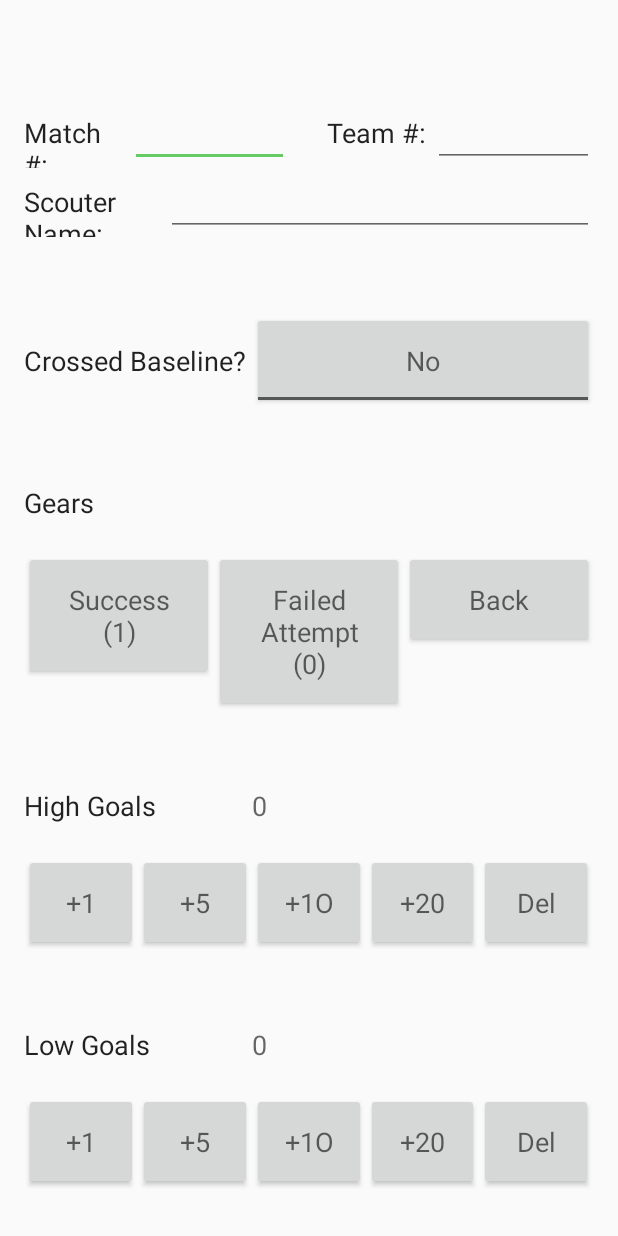
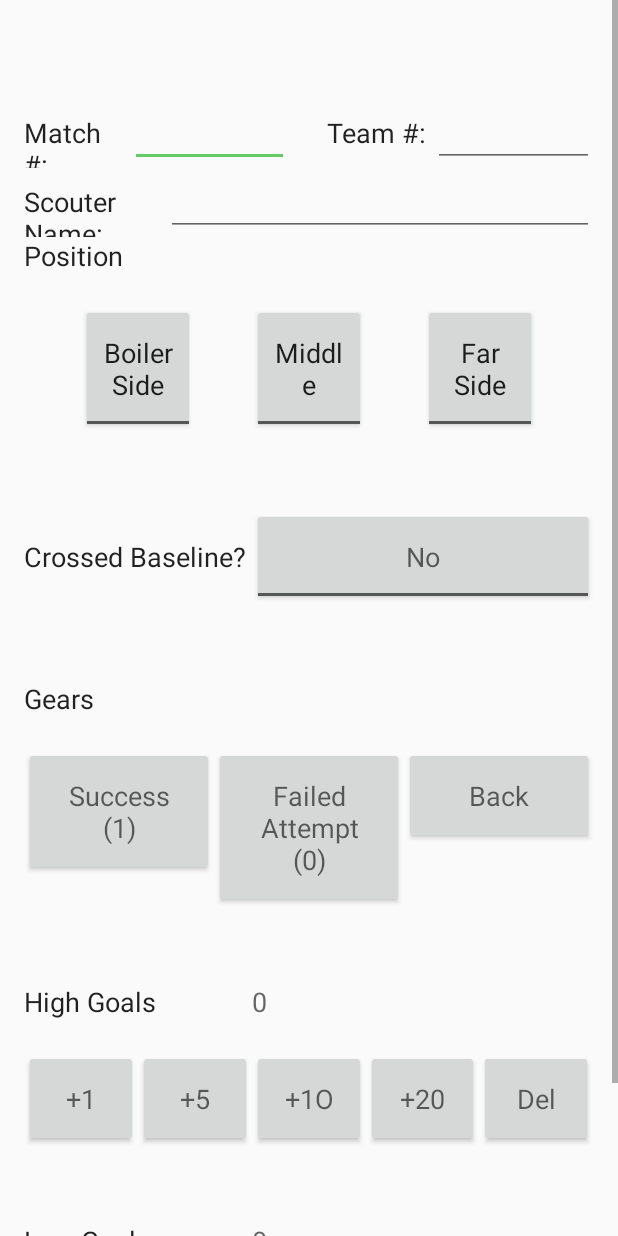
Before and after one commit to SaratogaMSET/ScoutingTakeThree-master, an Android app: the layout fragment_autonomous.xml on its own in the app's theme, with its tools: preview values and no code run, on a phone screen of 412 x 824 dp. Run offline under Robolectric (Android 15) with nearby library versions, the light colour scheme and no system bars.

Commit message:
Added robot starting position, changed app name

```diff
--- a/app/src/main/AndroidManifest.xml
+++ b/app/src/main/AndroidManifest.xml
@@ -7,7 +7,7 @@
     <application
         android:allowBackup="true"
         android:icon="@mipmap/ic_launcher"
-        android:label="@string/app_name"
+        android:label="Steamfish"
         android:supportsRtl="true"
         android:theme="@style/AppTheme">
         <activity android:name=".MainActivity">
--- a/app/src/main/java/com/example/trishlapokharna/scoutingtakethree/RoboInfo.java
+++ b/app/src/main/java/com/example/trishlapokharna/scoutingtakethree/RoboInfo.java
@@ -13,6 +13,7 @@ public class RoboInfo {
     String matchNumber;
     String endGameT = "N";
     String result = "Lose";
+    String position;
 
     static final RoboInfo me = new RoboInfo();
 
@@ -61,6 +62,9 @@ public class RoboInfo {
     public void setResult(String str) {result = str; }
     public String getResult() {return result; }
 
+    public void setPosition(String str) {position = str; }
+    public String getPosition() {return position;}
+
     public void setSingleTeam(String str) {
         singleTeam = str;
     }
--- a/app/src/main/res/layout/fragment_autonomous.xml
+++ b/app/src/main/res/layout/fragment_autonomous.xml
@@ -60,6 +60,9 @@
 
         </TableRow>
 
+
+
+
         <TableRow
             android:layout_width="match_parent"
             android:layout_height="wrap_content"
@@ -88,7 +91,92 @@
         <TableRow
             android:layout_width="match_parent"
             android:layout_height="wrap_content"
-            android:layout_below="@+id/scouterRow"
+            android:id="@+id/positionRow"
+            android:layout_below="@+id/scouterRow">
+
+            <TextView
+                android:layout_width="0dp"
+                android:layout_weight=".4"
+                android:layout_height="wrap_content"
+                android:text="Position"
+                android:textAppearance="@android:style/TextAppearance.Medium"
+                android:id="@+id/positionView"/>
+
+        </TableRow>
+
+        <TableRow
+            android:layout_width="match_parent"
+            android:layout_height="wrap_content"
+            android:id="@+id/positionToggleRow"
+            android:layout_marginTop="20dp"
+            android:layout_below="@+id/positionRow">
+
+            <Space
+                android:layout_width="0dp"
+                android:layout_weight=".1"
+                android:layout_height="wrap_content"
+                tools:targetApi="ice_cream_sandwich" />
+
+            <ToggleButton
+                android:layout_width="0dp"
+                android:layout_weight=".2"
+                android:layout_height="wrap_content"
+                android:paddingTop="20dp"
+                android:paddingBottom="20dp"
+                android:textAppearance="@android:style/TextAppearance.Medium"
+
+                android:textOff="Boiler Side"
+                android:textOn="Boiler Side"
+                android:text="New ToggleButton"
+                android:id="@+id/broilerToggle" />
+            <Space
+                android:layout_width="0dp"
+                android:layout_weight=".1"
+                android:layout_height="wrap_content"
+                tools:targetApi="ice_cream_sandwich" />
+
+            <ToggleButton
+                android:layout_width="0dp"
+                android:layout_weight=".2"
+                android:layout_height="wrap_content"
+                android:paddingTop="20dp"
+                android:paddingBottom="20dp"
+                android:textAppearance="@android:style/TextAppearance.Medium"
+
+                android:textOff="Middle"
+                android:textOn="Middle"
+                android:text="New ToggleButton"
+                android:id="@+id/middleToggle" />
+            <Space
+                android:layout_width="0dp"
+                android:layout_weight=".1"
+                android:layout_height="wrap_content"
+                tools:targetApi="ice_cream_sandwich" />
+
+            <ToggleButton
+                android:layout_width="0dp"
+                android:layout_weight=".2"
+                android:layout_height="wrap_content"
+                android:paddingTop="20dp"
+                android:paddingBottom="20dp"
+                android:textAppearance="@android:style/TextAppearance.Medium"
+
+                android:textOff="Far Side"
+                android:textOn="Far Side"
+                android:text="New ToggleButton"
+                android:id="@+id/farToggle" />
+
+            <Space
+                android:layout_width="0dp"
+                android:layout_weight=".1"
+                android:layout_height="wrap_content"
+                tools:targetApi="ice_cream_sandwich" />
+        </TableRow>
+
+        <TableRow
+            android:layout_width="match_parent"
+            android:layout_height="wrap_content"
+            android:layout_below="@+id/positionToggleRow"
             android:layout_marginTop="50dp"
             android:id="@+id/baselineRow">
 
```
Also changed, not shown: app/src/main/java/com/example/trishlapokharna/scoutingtakethree/Autonomous.java (+45 -0 lines), app/src/main/java/com/example/trishlapokharna/scoutingtakethree/Confirmation.java (+13 -8 lines), app/src/main/java/com/example/trishlapokharna/scoutingtakethree/PostMatch.java (+30 -10 lines), app/src/main/java/com/example/trishlapokharna/scoutingtakethree/Teleop.java (+4 -4 lines), app/src/main/res/layout/activity_confirmation.xml (+20 -0 lines).
